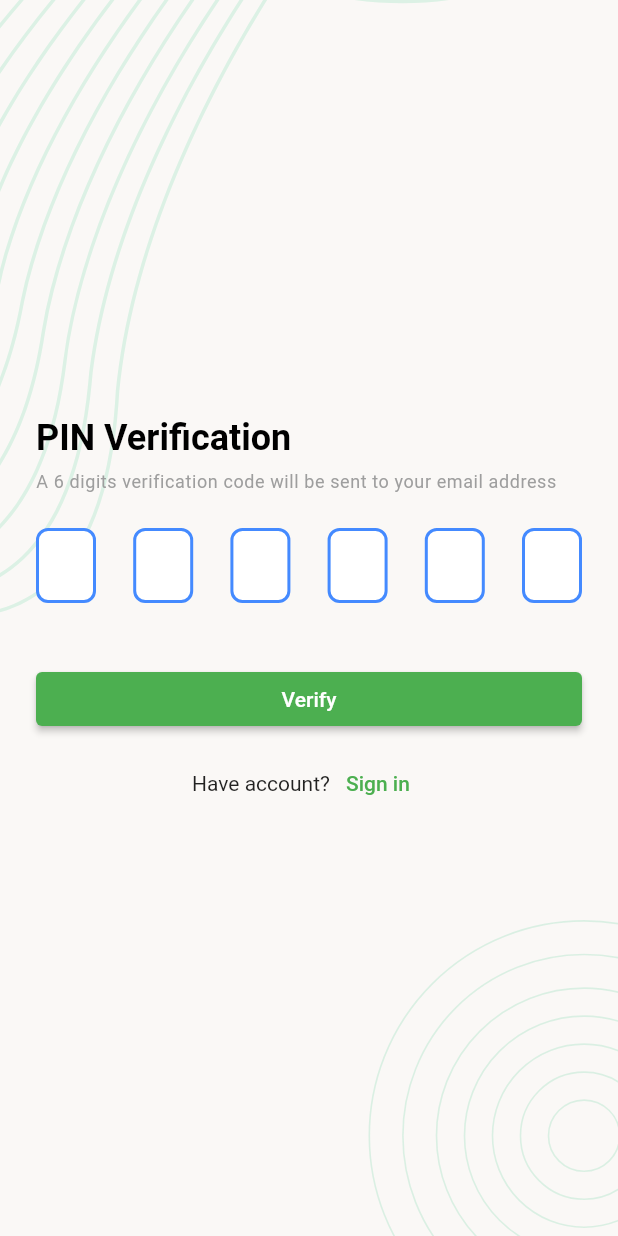
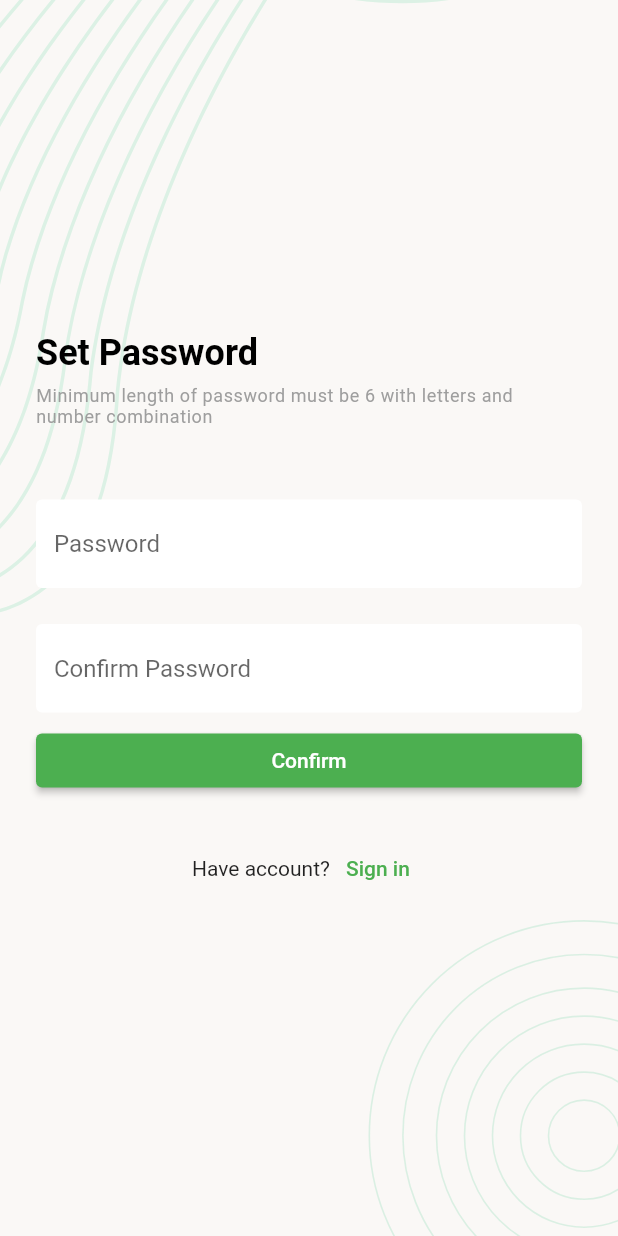
Before and after one commit to githrahat/Rahat_FlutterApp, a Flutter app: the OtpVerificationScreen screen opened directly, after a tap on "Verify", on a phone screen of 412 x 824 dp. Run offline on Flutter 3.47's test engine with Material 2 defaults, Android fonts, the phone set to English and light mode, and no system bars; drawn by our look-alikes of pin_code_fields; our stand-ins replace flutter_svg.

Commit message:
reset password  Screen ui - done

```diff
--- a/lib/ui/screens/otp_verification_screen.dart
+++ b/lib/ui/screens/otp_verification_screen.dart
@@ -1,10 +1,10 @@
 import 'dart:developer';
 
 import 'package:flutter/material.dart';
+import 'package:flutter_project/ui/screens/reset_password_screen.dart';
 import 'package:flutter_project/ui/widgets/app_elevated_button.dart';
 import 'package:flutter_project/ui/widgets/screen_background_widget.dart';
 import 'package:pin_code_fields/pin_code_fields.dart';
-
 import '../utils/text_below_button_styles.dart';
 import '../utils/text_styles.dart';
 import 'login.dart';
@@ -58,7 +58,7 @@ class _OtpVerificationScreenState extends State<OtpVerificationScreen> {
                     activeColor: Colors.blueAccent,
                     inactiveColor: Colors.blueAccent
                   ),
-                  animationDuration: Duration(milliseconds: 300),
+                  animationDuration: const Duration(milliseconds: 300),
                   backgroundColor: Colors.transparent,
                   enableActiveFill: true,
                   onCompleted: (v) {
@@ -79,14 +79,16 @@ class _OtpVerificationScreenState extends State<OtpVerificationScreen> {
                 const SizedBox(
                   height: 24,
                 ),
-                AppElevatedButton(child: const Text('Verify'), onTap: (){}),
+                AppElevatedButton(child: const Text('Verify'), onTap: (){
+                  Navigator.push(context, MaterialPageRoute(builder: (context) => const ResetPasswordScreen()));
+                }),
                 const SizedBox(height: 8),
                 text_below_below_styles(
                   text1: 'Have account?',
                   text2: 'Sign in',
                   ontap: () {
                     Navigator.pushAndRemoveUntil(
-                        context, MaterialPageRoute(builder: (context) => LoginScreen()), (route) => false);
+                        context, MaterialPageRoute(builder: (context) => const LoginScreen()), (route) => false);
                   },
                 )
               ],
--- /dev/null
+++ b/lib/ui/screens/reset_password_screen.dart
@@ -0,0 +1,84 @@
+import 'package:flutter/material.dart';
+import 'package:flutter_project/ui/widgets/app_elevated_button.dart';
+import 'package:flutter_project/ui/widgets/app_text_field_widget.dart';
+import 'package:flutter_project/ui/widgets/screen_background_widget.dart';
+
+import '../utils/text_below_button_styles.dart';
+import '../utils/text_styles.dart';
+import 'login.dart';
+
+class ResetPasswordScreen extends StatefulWidget {
+  const ResetPasswordScreen({Key? key}) : super(key: key);
+
+  @override
+  State<ResetPasswordScreen> createState() => _ResetPasswordScreenState();
+}
+
+class _ResetPasswordScreenState extends State<ResetPasswordScreen> {
+  @override
+  Widget build(BuildContext context) {
+    return Scaffold(
+      body: ScreenBackground(
+        child: SafeArea(
+          child: Padding(
+            padding: const EdgeInsets.all(24.0),
+            child: Column(
+              mainAxisAlignment: MainAxisAlignment.center,
+              crossAxisAlignment: CrossAxisAlignment.start,
+              children: [
+                Text(
+                  'Set Password',
+                  style: screenTitleStyle,
+                ),
+                const SizedBox(
+                  height: 8,
+                ),
+                Text('Minimum length of password must be 6 with letters and number combination', style: screenSubTitleTextStyle),
+                const SizedBox(
+                  height: 24,
+                ),
+                const SizedBox(
+                  height: 24,
+                ),
+                AppTextFieldWidget(
+                    obscureText: true,
+                    hintText: 'Password', controller: TextEditingController()),
+                const SizedBox(
+                  height: 24,
+                ),
+                AppTextFieldWidget(
+                    obscureText: true,
+                    hintText: 'Confirm Password',
+                    controller: TextEditingController()),
+                const SizedBox(
+                  height: 8,
+                ),
+                AppElevatedButton(child: Text('Confirm'), onTap: (){
+                  Navigator.push(
+                      context,
+                      MaterialPageRoute(
+                          builder: (context) =>
+                          const ResetPasswordScreen()));
+                }),
+                const SizedBox(
+                  height: 24,
+                ),
+                text_below_below_styles(
+                  text1: 'Have account?',
+                  text2: 'Sign in',
+                  ontap: () {
+                    Navigator.pushAndRemoveUntil(
+                        context,
+                        MaterialPageRoute(
+                            builder: (context) => const LoginScreen()),
+                        (route) => false);
+                  },
+                )
+              ],
+            ),
+          ),
+        ),
+      ),
+    );
+  }
+}
```
